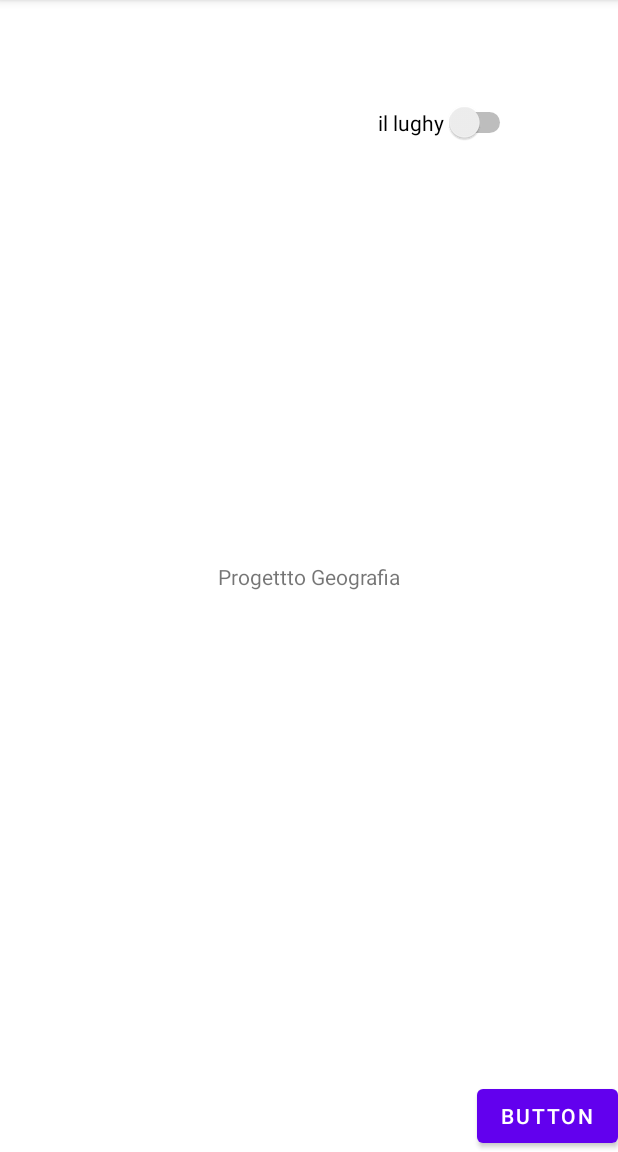
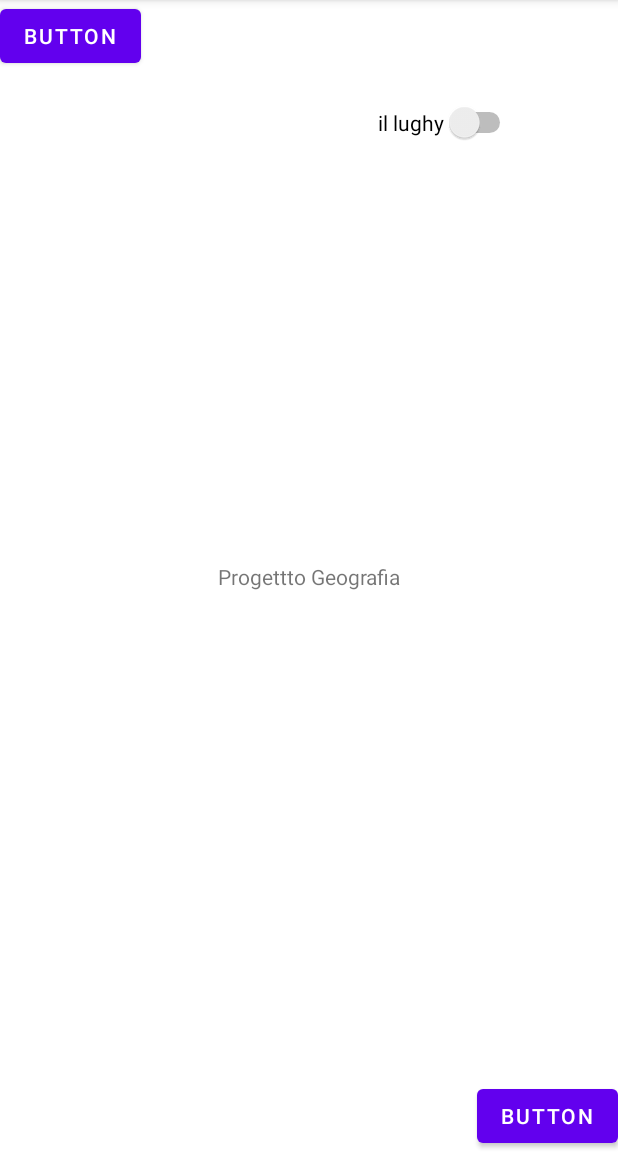
Before and after one commit to SGiuri/ProgettoGeografia, an Android app: the screen it shows after launch (MainActivity), on a phone screen of 412 x 824 dp, the part 84-1236 px from its top. Run offline under Robolectric (Android 15) with nearby library versions, the phone set to English and light mode, and no system bars.

Commit message:
new Button

```diff
--- a/app/src/main/res/layout/activity_main.xml
+++ b/app/src/main/res/layout/activity_main.xml
@@ -37,8 +37,16 @@
         android:id="@+id/imageView"
         android:layout_width="wrap_content"
         android:layout_height="wrap_content"
-        tools:layout_editor_absoluteX="16dp"
-        tools:layout_editor_absoluteY="-8dp"
+        tools:layout_editor_absoluteX="0dp"
+        tools:layout_editor_absoluteY="33dp"
         tools:srcCompat="@tools:sample/backgrounds/scenic" />
 
+    <Button
+        android:id="@+id/button"
+        android:layout_width="wrap_content"
+        android:layout_height="wrap_content"
+        android:text="Button"
+        app:layout_constraintStart_toStartOf="@+id/imageView"
+        app:layout_constraintTop_toTopOf="@+id/imageView" />
+
 </androidx.constraintlayout.widget.ConstraintLayout>
```
